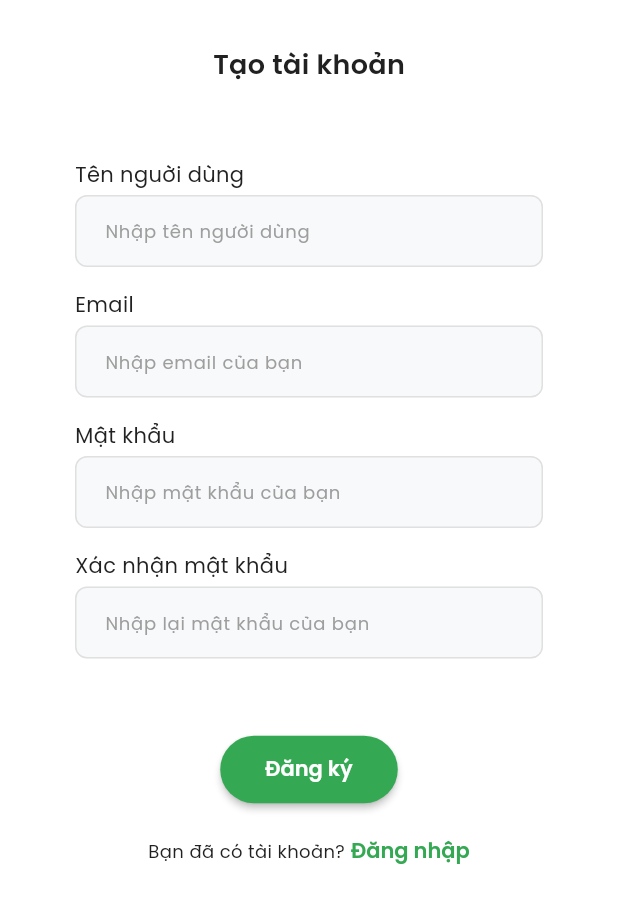
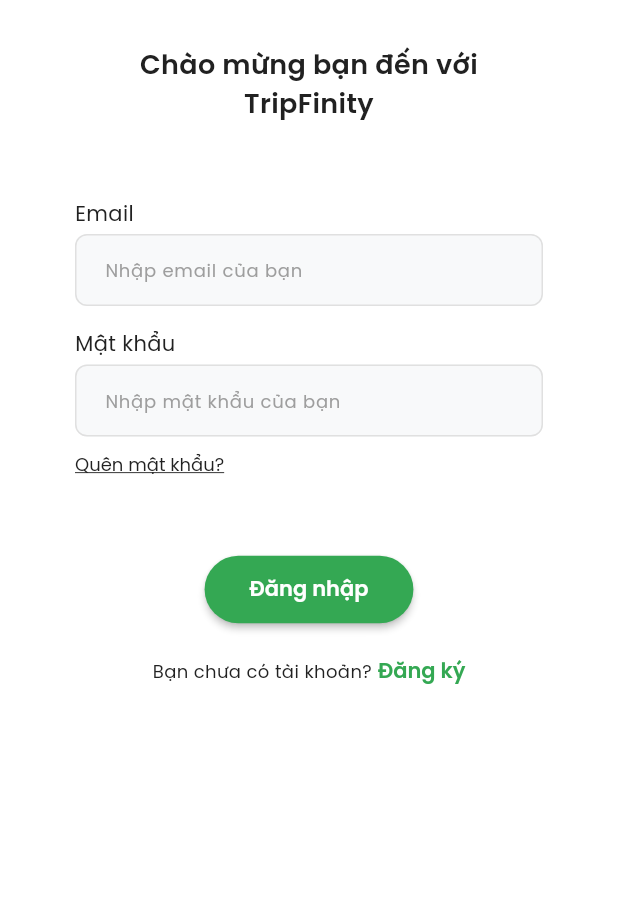
Before and after one commit to nguyencong293/TripfinityProject, a Flutter app: the RegisterScreen screen opened by its route, after a tap on "Đăng nhập", on a phone screen of 412 x 824 dp, the part 120-1043 px from its top. Run offline on Flutter 3.47's test engine with Material 3 defaults, Android fonts, the light colour scheme and no system bars; our stand-ins replace go_router, shared_preferences; accounts and stored records are empty.

Commit message:
screen lg rg fg

```diff
--- a/app/assets/lang/en.json
+++ b/app/assets/lang/en.json
@@ -22,5 +22,8 @@
   "re_passw_account": "Confirm Password",
   "ent_re_passw_account": "Re-enter your password",
   "register": "Register",
-  "already_have_an_account": "Already have an account?"
+  "already_have_an_account": "Already have an account?",
+  "login_account": "Welcome to TripFinity",
+  "forg_account_txt": "Forgot password?",
+  "dont_have_an_account": "Don't have an account?"
 }
--- a/app/assets/lang/ko.json
+++ b/app/assets/lang/ko.json
@@ -22,5 +22,9 @@
   "re_passw_account": "비밀번호 확인",
   "ent_re_passw_account": "비밀번호를 다시 입력하세요",
   "register": "등록",
-  "already_have_an_account": "이미 계정이 있으신가요?"
+  "already_have_an_account": "이미 계정이 있으신가요?",
+  "login_account": "TripFinity에 오신 것을 환영합니다",
+  "forg_account_txt": "비밀번호를 잊으셨나요?",
+  "dont_have_an_account": "계정이 없으신가요?"
+
 }
--- a/app/assets/lang/vi.json
+++ b/app/assets/lang/vi.json
@@ -22,5 +22,8 @@
   "re_passw_account": "Xác nhận mật khẩu",
   "ent_re_passw_account": "Nhập lại mật khẩu của bạn",
   "register": "Đăng ký",
-  "already_have_an_account": "Bạn đã có tài khoản?"
+  "already_have_an_account": "Bạn đã có tài khoản?",
+  "login_account" : "Chào mừng bạn đến với \nTripFinity",
+  "forg_account_txt" : "Quên mật khẩu?",
+  "dont_have_an_account" : "Bạn chưa có tài khoản?"
 }
--- a/app/lib/config/theme/app_theme.dart
+++ b/app/lib/config/theme/app_theme.dart
@@ -34,8 +34,8 @@
 
       // App Bar
       appBarTheme: const AppBarTheme(
-        backgroundColor: AppColors.lightPrimary,
-        foregroundColor: AppColors.lightButtonTextColor,
+        backgroundColor: AppColors.lightBackground,
+        foregroundColor: AppColors.lightBackground,
         elevation: 0,
         centerTitle: true,
         titleTextStyle: TextStyle(
@@ -206,8 +206,8 @@
 
       // App Bar
       appBarTheme: const AppBarTheme(
-        backgroundColor: AppColors.darkCardBackground,
-        foregroundColor: AppColors.darkTextPrimary,
+        backgroundColor: AppColors.darkBackground,
+        foregroundColor: AppColors.darkBackground,
         elevation: 0,
         centerTitle: true,
         titleTextStyle: TextStyle(
--- /dev/null
+++ b/app/lib/views/screens/onboarding/forget_account_screen.dart
@@ -0,0 +1,15 @@
+import 'package:flutter/material.dart';
+
+class ForgetAccountScreen extends StatefulWidget {
+  const ForgetAccountScreen({super.key});
+
+  @override
+  State<ForgetAccountScreen> createState() => _ForgetAccountScreenState();
+}
+
+class _ForgetAccountScreenState extends State<ForgetAccountScreen> {
+  @override
+  Widget build(BuildContext context) {
+    return const Placeholder();
+  }
+}
--- a/app/lib/views/screens/onboarding/login_screen.dart
+++ b/app/lib/views/screens/onboarding/login_screen.dart
@@ -1,4 +1,10 @@
+import 'package:app/config/theme/app_colors.dart';
+import 'package:app/config/theme/app_text_styles.dart';
+import 'package:app/services/localization_service.dart';
 import 'package:flutter/material.dart';
+import 'package:go_router/go_router.dart';
+
+import '../../../routes/app_router.dart';
 
 class LoginScreen extends StatefulWidget {
   const LoginScreen({super.key});
@@ -10,6 +16,108 @@
 class _LoginScreenState extends State<LoginScreen> {
   @override
   Widget build(BuildContext context) {
-    return const Placeholder();
+    return Scaffold(
+      appBar: AppBar(toolbarHeight: 0),
+      body: SafeArea(
+        child: Container(
+          width: double.infinity,
+          color: context.backgroundColor,
+          padding: const EdgeInsets.symmetric(horizontal: 50, vertical: 10),
+          child: Column(
+            mainAxisAlignment: MainAxisAlignment.start,
+            crossAxisAlignment: CrossAxisAlignment.center,
+            children: [
+              Container(
+                width: 70,
+                height: 70,
+                decoration: BoxDecoration(
+                  color: Colors.white,
+                  shape: BoxShape.circle,
+                ),
+                child: Image.asset(
+                  'assets/images/logo_1.png',
+                  fit: BoxFit.cover,
+                ),
+              ),
+              const SizedBox(height: 30),
+              Text(
+                'login_account'.tr,
+                style: context.h4Style,
+                textAlign: TextAlign.center,
+              ),
+              const SizedBox(height: 50),
+              Column(
+                crossAxisAlignment: CrossAxisAlignment.start,
+                children: [
+                  Text('email_account'.tr, style: context.bodyOneStyle),
+                  const SizedBox(height: 4),
+                  TextField(
+                    decoration: InputDecoration(
+                      hintText: 'ent_email_account'.tr,
+                    ),
+                  ),
+                  const SizedBox(height: 15),
+                  Text('passw_account'.tr, style: context.bodyOneStyle),
+                  const SizedBox(height: 4),
+                  TextField(
+                    obscureText: true,
+                    decoration: InputDecoration(
+                      hintText: 'ent_passw_account'.tr,
+                    ),
+                  ),
+                ],
+              ),
+              const SizedBox(height: 10),
+              Align(
+                alignment: Alignment.centerLeft,
+                child: TextButton(
+                  style: TextButton.styleFrom(
+                    padding: EdgeInsets.zero,
+                    minimumSize: Size(0, 0),
+                    tapTargetSize: MaterialTapTargetSize.shrinkWrap,
+                  ),
+                  onPressed: () {
+                    context.go(AppRouter.register);
+                  },
+                  child: Text(
+                    'forg_account_txt'.tr,
+                    style: context.captionStyle.copyWith(
+                      decoration: TextDecoration.underline,
+                    ),
+                  ),
+                ),
+              ),
+              const SizedBox(height: 50),
+              ElevatedButton(
+                onPressed: () {
+                  // Handle registration logic
+                },
+                child: Text('login'.tr),
+              ),
+              const SizedBox(height: 20),
+              Row(
+                mainAxisAlignment: MainAxisAlignment.center,
+                mainAxisSize: MainAxisSize.min,
+                children: [
+                  Text('dont_have_an_account'.tr),
+                  SizedBox(width: 4),
+                  TextButton(
+                    style: TextButton.styleFrom(
+                      padding: EdgeInsets.zero,
+                      minimumSize: Size(0, 0),
+                      tapTargetSize: MaterialTapTargetSize.shrinkWrap,
+                    ),
+                    onPressed: () {
+                      context.go(AppRouter.register);
+                    },
+                    child: Text('register'.tr),
+                  ),
+                ],
+              ),
+            ],
+          ),
+        ),
+      ),
+    );
   }
 }
--- a/app/lib/views/screens/onboarding/register_screen.dart
+++ b/app/lib/views/screens/onboarding/register_screen.dart
@@ -1,7 +1,9 @@
 import 'package:app/config/theme/app_colors.dart';
 import 'package:app/config/theme/app_text_styles.dart';
+import 'package:app/routes/app_router.dart';
 import 'package:app/services/localization_service.dart';
 import 'package:flutter/material.dart';
+import 'package:go_router/go_router.dart';
 
 class RegisterScreen extends StatefulWidget {
   const RegisterScreen({super.key});
@@ -61,6 +63,7 @@
                   Text('passw_account'.tr, style: context.bodyOneStyle),
                   SizedBox(height: 4),
                   TextField(
+                    obscureText: true,
                     decoration: InputDecoration(
                       hintText: 'ent_passw_account'.tr,
                     ),
@@ -69,6 +72,7 @@
                   Text('re_passw_account'.tr, style: context.bodyOneStyle),
                   SizedBox(height: 4),
                   TextField(
+                    obscureText: true,
                     decoration: InputDecoration(
                       hintText: 'ent_re_passw_account'.tr,
                     ),
@@ -96,7 +100,7 @@
                       tapTargetSize: MaterialTapTargetSize.shrinkWrap,
                     ),
                     onPressed: () {
-                      // Navigate to login screen
+                      context.go(AppRouter.login);
                     },
                     child: Text('login'.tr),
                   ),
```
